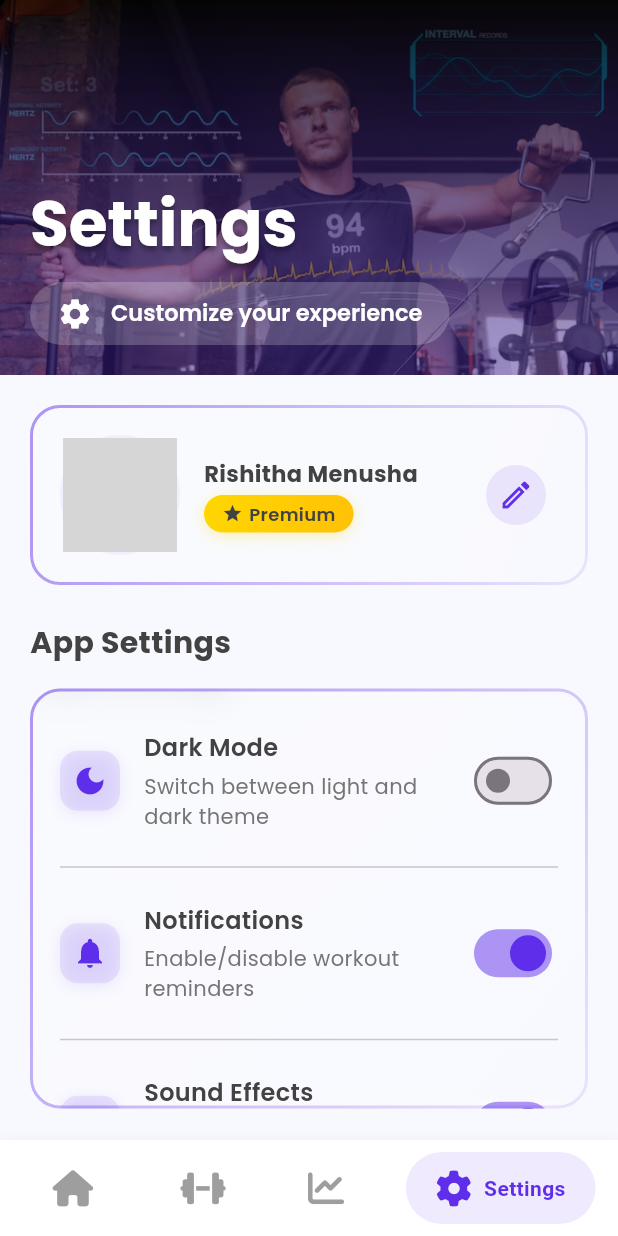
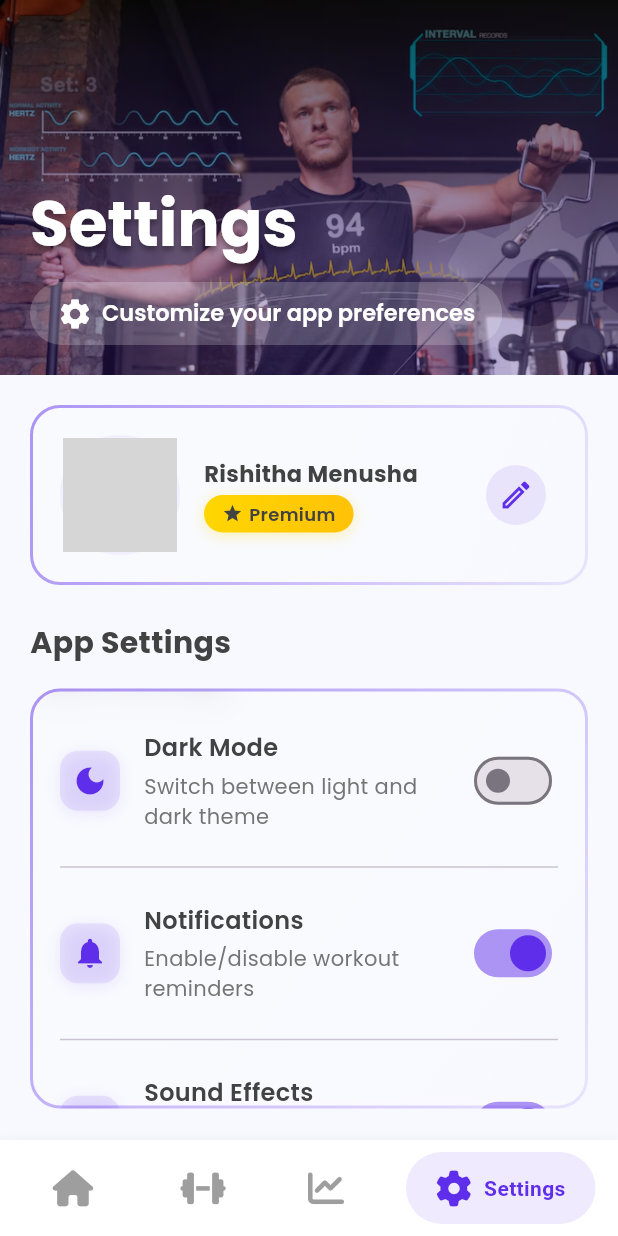
Before and after one commit to rishithamenush/fitnova, a Flutter app: the screen it shows after launch, item 4 of the bottom bar chosen, on a phone screen of 412 x 824 dp. Run offline on Flutter 3.47's test engine with Material 3 defaults, Android fonts, the light colour scheme and no system bars; drawn by our look-alikes of flutter_animate, glassmorphism, google_nav_bar, shimmer; our stand-ins replace fl_chart, flutter_staggered_animations, flutter_svg, font_awesome_flutter, google_fonts, percent_indicator and 2 more; accounts and stored records are empty; grey boxes are pictures that could not be loaded.

Commit message:
change the screen headding

```diff
--- a/lib/presentation/screens/settings_screen.dart
+++ b/lib/presentation/screens/settings_screen.dart
@@ -58,9 +58,22 @@ class SettingsScreen extends StatelessWidget {
       expandedHeight: 250.0,
       floating: false,
       pinned: true,
-      backgroundColor: Color(AppConfig.primaryColor),
-      flexibleSpace: FlexibleSpaceBar(
-        title: Column(
+      backgroundColor: Colors.transparent,
+      collapsedHeight: 120.0,
+      flexibleSpace: LayoutBuilder(
+        builder: (BuildContext context, BoxConstraints constraints) {
+          final top = constraints.biggest.height;
+          final expandedHeight = 250.0;
+          final collapsedHeight = 120.0;
+          final expandedPercentage = ((top - collapsedHeight) / (expandedHeight - collapsedHeight)).clamp(0.0, 1.0);
+
+          return FlexibleSpaceBar(
+            titlePadding: EdgeInsets.only(
+              left: 20,
+              bottom: 20,
+              top: MediaQuery.of(context).padding.top + 10,
+            ),
+            title: expandedPercentage > 0.5 ? Column(
               mainAxisAlignment: MainAxisAlignment.end,
               crossAxisAlignment: CrossAxisAlignment.start,
               children: [
@@ -94,9 +107,9 @@ class SettingsScreen extends StatelessWidget {
                         color: Colors.white,
                         size: 16,
                       ),
-                  const SizedBox(width: 8),
+                      const SizedBox(width: 4),
                       Text(
-                    'Customize your experience',
+                        'Customize your app preferences',
                         style: GoogleFonts.poppins(
                           color: Colors.white,
                           fontWeight: FontWeight.w600,
@@ -107,15 +120,14 @@ class SettingsScreen extends StatelessWidget {
                   ),
                 ).animate().fadeIn(delay: 200.ms, duration: 600.ms).slideY(begin: 0.3, end: 0),
               ],
-        ),
-        titlePadding: const EdgeInsets.only(left: 20, bottom: 20),
+            ) : null,
             background: Stack(
               fit: StackFit.expand,
               children: [
                 Image.asset(
                   'assets/images/settings.png',
                   fit: BoxFit.cover,
-              color: Colors.black.withOpacity(0.3),
+                  color: Colors.black.withOpacity(0.2),
                   colorBlendMode: BlendMode.darken,
                 ),
                 Container(
@@ -124,9 +136,10 @@ class SettingsScreen extends StatelessWidget {
                       begin: Alignment.topCenter,
                       end: Alignment.bottomCenter,
                       colors: [
-                    Colors.black.withOpacity(0.7),
-                    Color(AppConfig.primaryColor).withOpacity(0.3),
+                        Colors.black.withOpacity(0.5),
+                        const Color(AppConfig.primaryColor).withOpacity(0.2),
                       ],
+                      stops: const [0.0, 1.0],
                     ),
                   ),
                 ),
@@ -141,6 +154,8 @@ class SettingsScreen extends StatelessWidget {
                 ),
               ],
             ),
+          );
+        },
       ),
     );
   }
```
Also changed, not shown: lib/presentation/screens/workout_screen.dart (+24 -8 lines). Lines whose indentation alone changed are shown as unchanged.
